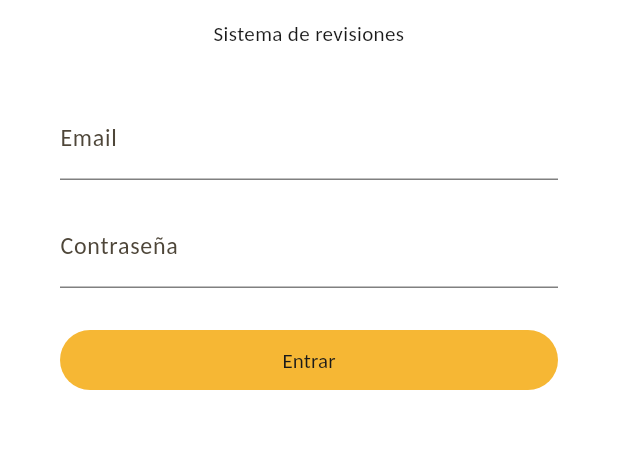
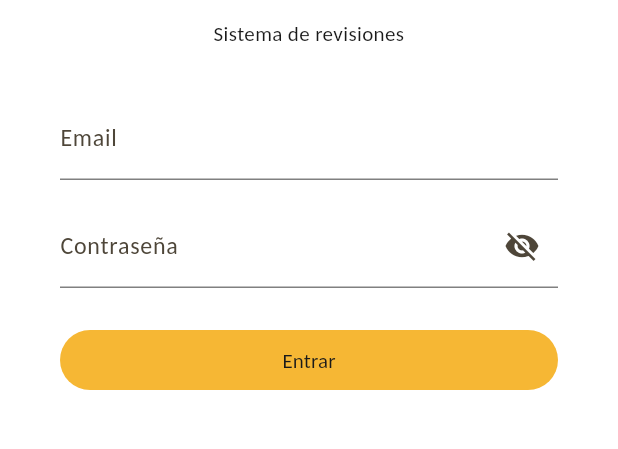
Before and after one commit to potras18/averias, a Flutter app: the screen it shows after launch, on a phone screen of 412 x 824 dp, the part 474-923 px from its top. Run offline on Flutter 3.47's test engine with Material 3 defaults, Android fonts, the phone set to English and light mode, and no system bars; our stand-ins replace dio, file_picker, fl_chart, flutter_secure_storage, go_router, image_picker and 4 more; missing offline and left inert: dart:html, mobile_scanner.

Commit message:
feat(app): instant content swap + password visibility toggle
- Shell child routes use NoTransitionPage so content changes with no slide/fade.
- Login password field gets a show/hide (eye) toggle.

Co-Authored-By: Claude Opus 4.8 (1M context) <noreply@anthropic.com>

```diff
--- a/app/lib/screens/login_screen.dart
+++ b/app/lib/screens/login_screen.dart
@@ -29,6 +29,7 @@ class _LoginScreenState extends State<LoginScreen> {
   final _emailCtrl = TextEditingController();
   final _passCtrl = TextEditingController();
   bool _loading = false;
+  bool _obscure = true;
   String? _error;
 
   late final AuthService _auth;
@@ -141,8 +142,15 @@ class _LoginScreenState extends State<LoginScreen> {
                   const SizedBox(height: 16),
                   TextFormField(
                     controller: _passCtrl,
-                    decoration: const InputDecoration(labelText: 'Contraseña'),
-                    obscureText: true,
+                    decoration: InputDecoration(
+                      labelText: 'Contraseña',
+                      suffixIcon: IconButton(
+                        icon: Icon(_obscure ? Icons.visibility_off : Icons.visibility),
+                        tooltip: _obscure ? 'Mostrar contraseña' : 'Ocultar contraseña',
+                        onPressed: () => setState(() => _obscure = !_obscure),
+                      ),
+                    ),
+                    obscureText: _obscure,
                     textInputAction: TextInputAction.done,
                     onFieldSubmitted: (_) => _loading ? null : _submit(),
                     validator: (v) => (v == null || v.isEmpty) ? 'Requerido' : null,
```
Also changed, not shown: app/lib/app.dart (+52 -15 lines).
